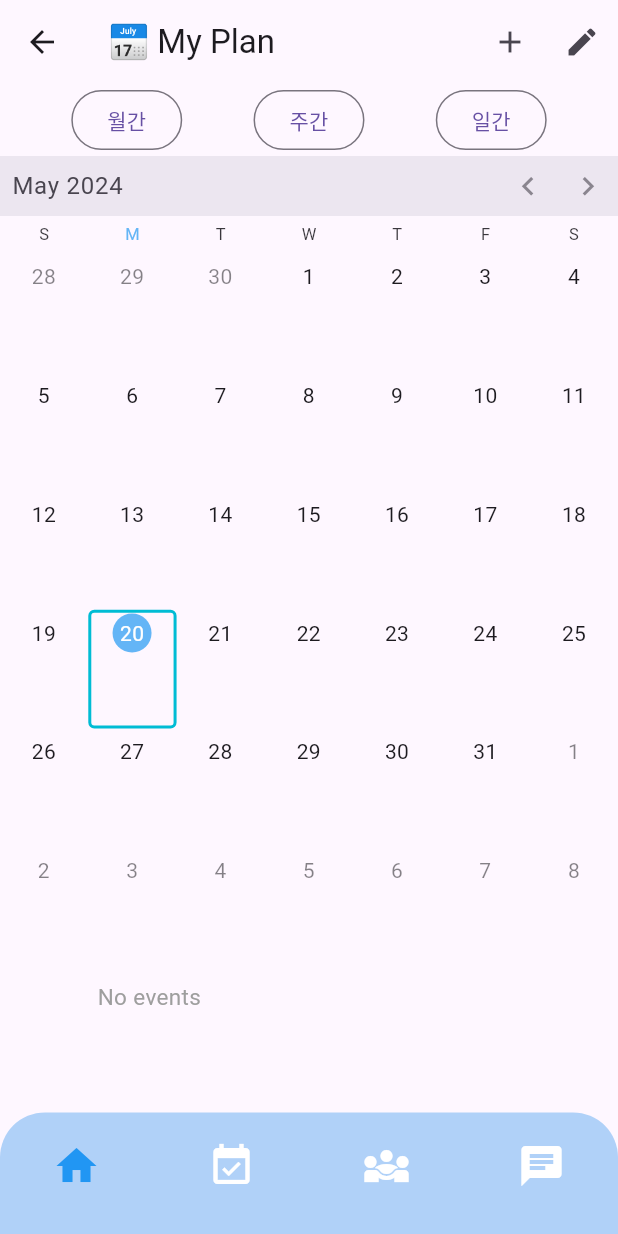
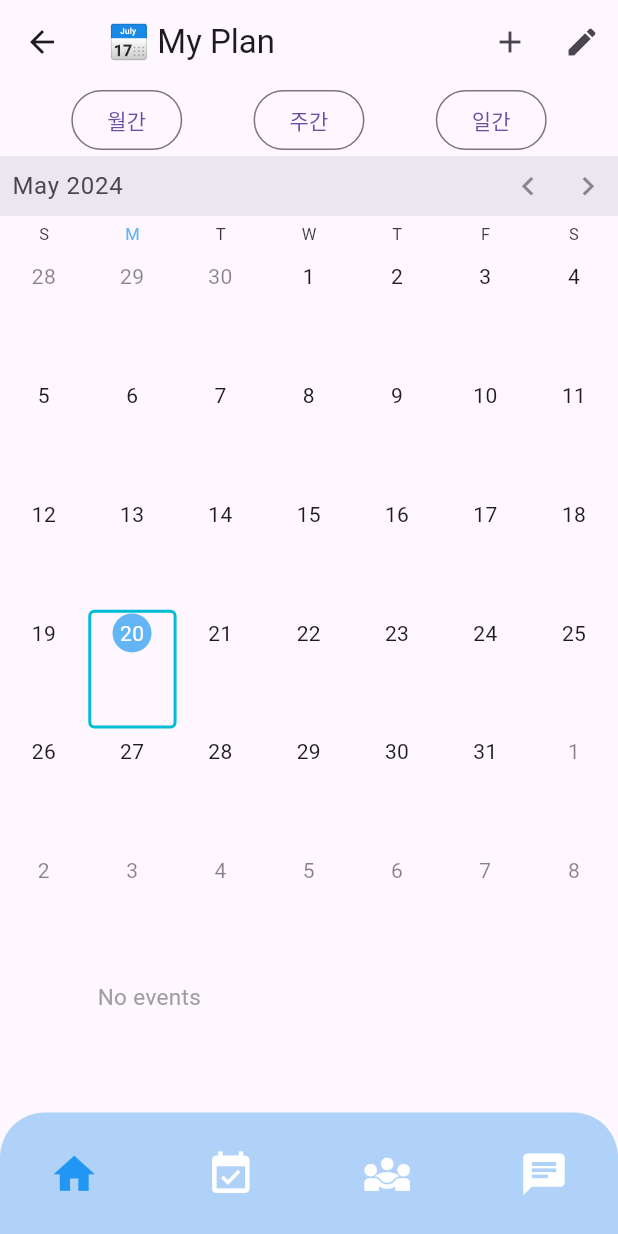
Before and after one commit to jinhyeok409/CBNU_tripset, a Flutter app: the CalendarWidget screen opened by its route, on a phone screen of 412 x 824 dp. Run offline on Flutter 3.47's test engine with Material 3 defaults, Android fonts, the phone set to English and light mode, and no system bars; drawn by our look-alikes of syncfusion_flutter_calendar; our stand-ins replace flutter_dotenv, flutter_secure_storage, get, jwt_decoder, loading_animation_widget; accounts and stored records are empty; network calls fail.

Commit message:
style - adjust bottomNavBar size dynamically

```diff
--- a/front/lib/bottom_navigation_bar.dart
+++ b/front/lib/bottom_navigation_bar.dart
@@ -46,10 +46,18 @@ class BottomNavBar extends StatelessWidget {
   Widget build(BuildContext context) {
     final BottomNavController bottomNavController =
         Get.put(BottomNavController());
+    final double iconSize =
+        MediaQuery.of(context).size.width * 0.08; // 아이콘 크기를 화면 너비의 8%로 설정
+    final double navBarHeight =
+        MediaQuery.of(context).size.height * 0.1; // 하단바 높이를 화면 높이의 10%로 설정
+    final double horizontal_margin =
+        MediaQuery.of(context).size.width * 0.08; // 아이콘 간격을 화면 너비의 8%로 설정
+    final double vertical_margin =
+        MediaQuery.of(context).size.width * 0.06; // 아이콘 간격을 화면 너비의 8%로 설정
     return Obx(
       () => Container(
         width: double.infinity,
-        height: MediaQuery.of(context).size.height * 0.1,
+        height: navBarHeight,
         decoration: BoxDecoration(
           color: Color(0xFFB0D1F8),
           borderRadius: BorderRadius.only(
@@ -71,15 +79,12 @@ class BottomNavBar extends StatelessWidget {
                   children: [
                     Container(
                       alignment: Alignment.center,
-                      margin: EdgeInsets.only(
-                        top: 20,
-                        bottom: 0,
-                        left: 35,
-                        right: 35,
-                      ),
+                      margin: EdgeInsets.symmetric(
+                          horizontal: horizontal_margin,
+                          vertical: vertical_margin),
                       child: Icon(
                         icon,
-                        size: 32,
+                        size: iconSize,
                         color: isSelected ? Colors.blue : Colors.white,
                       ),
                     ),
```
